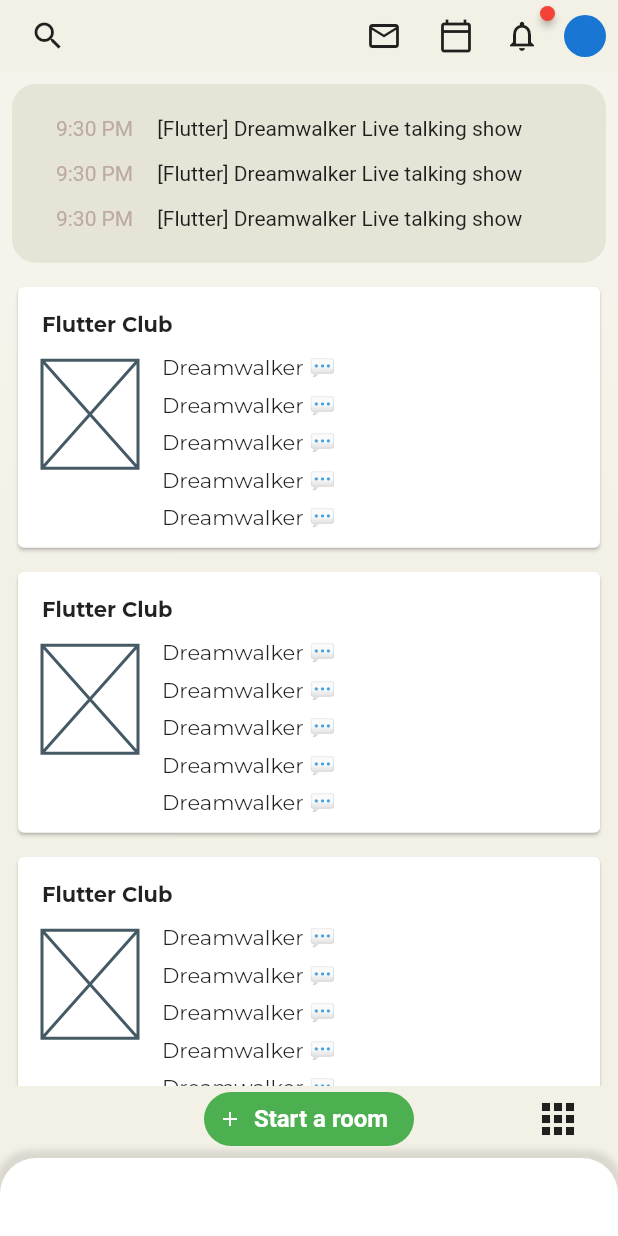
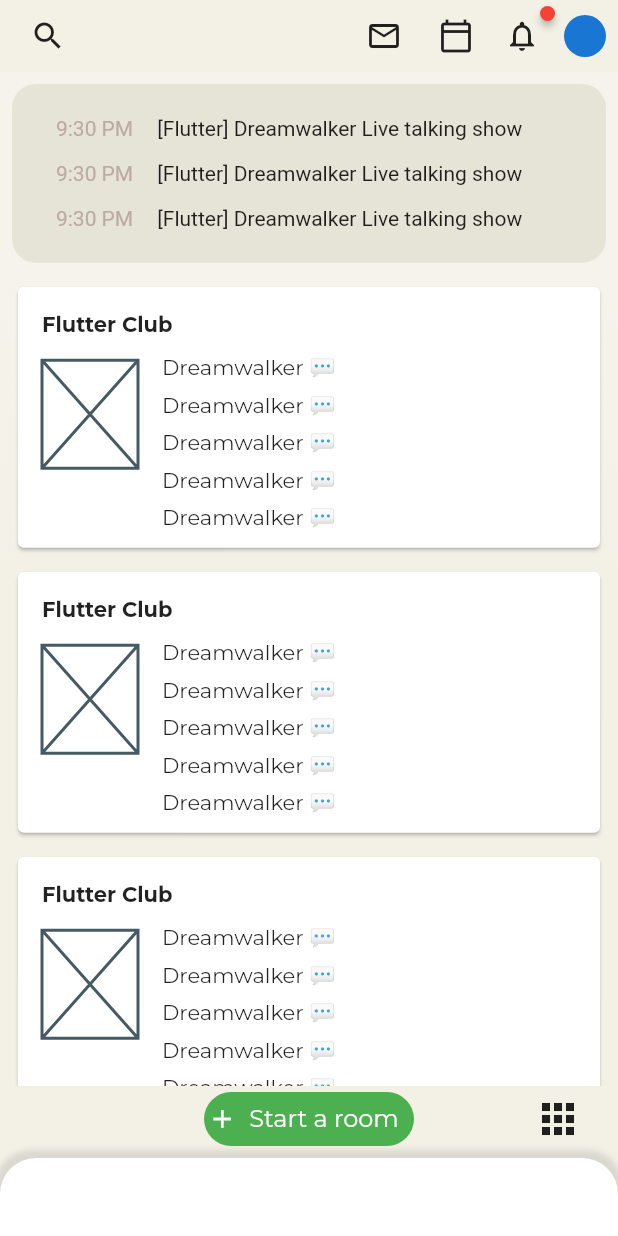
Before and after one commit to JAICHANGPARK/flutter_notebook_11th_story, a Flutter app: the screen it shows after launch, on a phone screen of 412 x 824 dp. Run offline on Flutter 3.47's test engine with Material 2 defaults, Android fonts, the phone set to English and light mode, and no system bars; drawn by our look-alikes of badges; our stand-ins replace backdrop, flutter_inner_drawer, google_fonts.

Commit message:
Update clubhouse_home_page.dart

```diff
--- a/lib/ep701_clubhouse/ui/clubhouse_home_page.dart
+++ b/lib/ep701_clubhouse/ui/clubhouse_home_page.dart
@@ -269,14 +269,14 @@ class _ClubhouseHomePageState extends State<ClubhouseHomePage> {
                     children: [
                       Icon(
                         Icons.add,
-                        size: 16,
+                        size: 20,
                         color: Colors.white,
                       ),
                       Padding(
                         padding: const EdgeInsets.all(8.0),
                         child: Text(
                           "Start a room",
-                          style: TextStyle(fontSize: 16, color: Colors.white, fontWeight: FontWeight.bold),
+                          style: GoogleFonts.montserrat(fontSize: 16, color: Colors.white)
                         ),
                       )
                     ],
```
